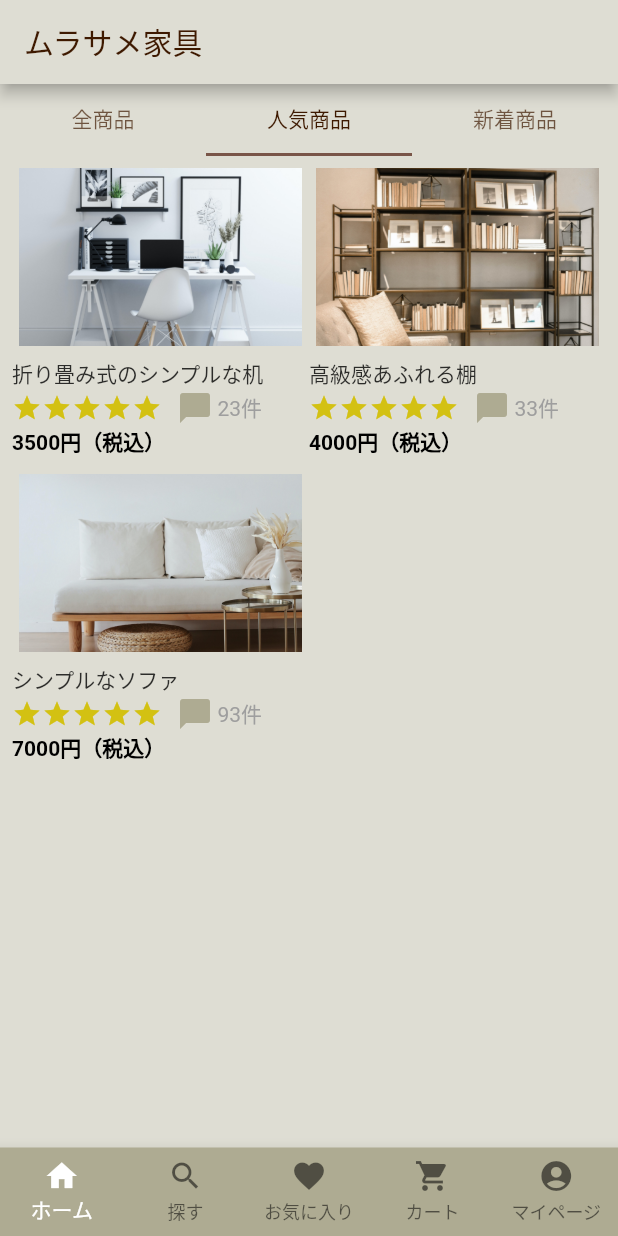
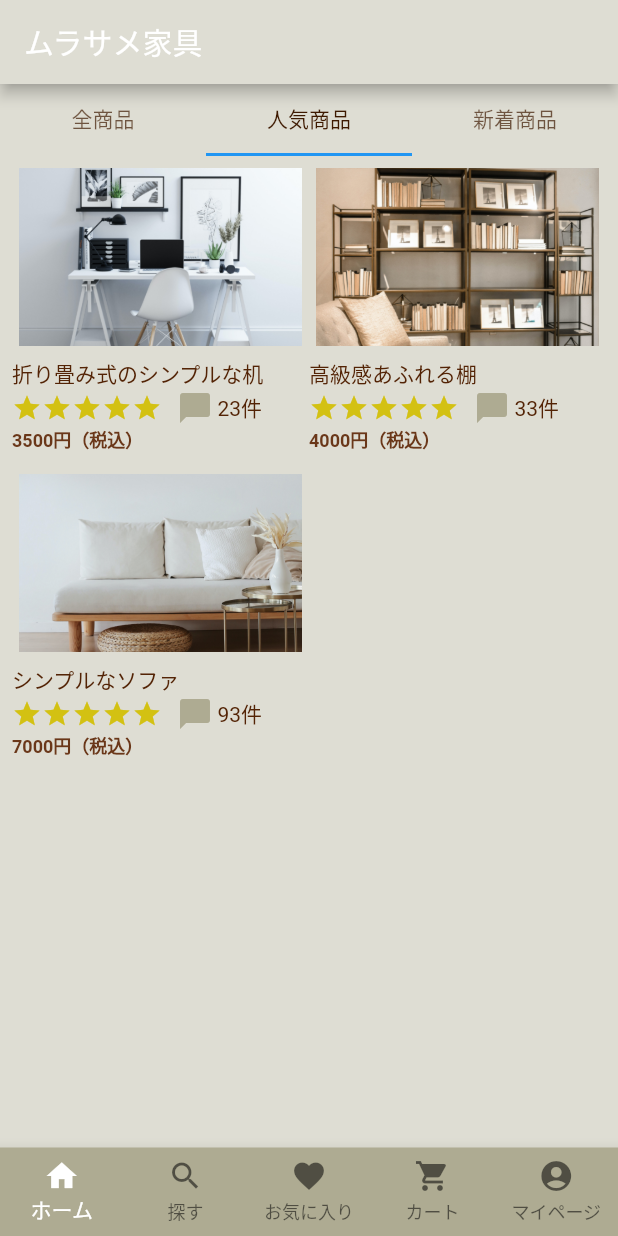
Before and after one commit to soundring/murasame-ec, a Flutter app: the screen it shows after launch, tab 2 chosen, on a phone screen of 412 x 824 dp. Run offline on Flutter 3.47's test engine with Material 2 defaults, Android fonts, the light colour scheme and no system bars; drawn by our look-alikes of flutter_rating_bar; our stand-ins replace flutter_hooks, flutter_riverpod, freezed_annotation, hooks_riverpod, state_notifier.

Commit message:
:new:ライトテーマのデータを作成し反映

```diff
--- a/lib/app.dart
+++ b/lib/app.dart
@@ -1,23 +1,19 @@
 import 'package:flutter/material.dart';
 import 'package:murasame_ec/home/pages/home_page.dart';
+import 'package:murasame_ec/material/theme.dart';
 
 class App extends StatelessWidget {
   const App({Key? key}) : super(key: key);
 
   @override
   Widget build(BuildContext context) {
+    final lightTheme = CustomThemeData.lightThemeData();
+    final darkTheme = CustomThemeData.darkThemeData();
+
     return MaterialApp(
       home: HomePage(),
-      theme: ThemeData(
-        primaryTextTheme: const TextTheme(
-          headline6: TextStyle(
-            color: Color(0xff3E1900),
-          ),
-        ),
-        tabBarTheme: const TabBarTheme(
-          labelColor: Color(0xff3E1900),
-        ),
-      ),
+      theme: lightTheme,
+      darkTheme: darkTheme,
     );
   }
 }
--- a/lib/home/pages/home_page.dart
+++ b/lib/home/pages/home_page.dart
@@ -47,13 +47,9 @@
     return Scaffold(
       appBar: AppBar(
         title: const Text('ムラサメ家具'),
-        backgroundColor: const Color(0xffdeddd3),
       ),
-      backgroundColor: const Color(0xffdeddd3),
       body: _pageList[_selectedIndex],
       bottomNavigationBar: BottomNavigationBar(
-          backgroundColor: const Color(0xffAEAB92),
-          selectedItemColor: Colors.white,
           items: _bottomNavigationBarItem,
           currentIndex: _selectedIndex,
           type: BottomNavigationBarType.fixed,
--- /dev/null
+++ b/lib/material/theme.dart
@@ -0,0 +1,41 @@
+import 'package:flutter/material.dart';
+
+class CustomThemeData {
+  static ThemeData lightThemeData() {
+    final theme = ThemeData.light().copyWith(
+      appBarTheme: const AppBarTheme(
+        backgroundColor: Color(0xffdeddd3),
+      ),
+      scaffoldBackgroundColor: const Color(0xffdeddd3),
+      bottomNavigationBarTheme: const BottomNavigationBarThemeData(
+        backgroundColor: Color(0xffAEAB92),
+        selectedItemColor: Colors.white,
+      ),
+      textTheme: const TextTheme(
+          bodyText2: TextStyle(
+            color: Color(0xff532305),
+          ),
+          caption: TextStyle(
+            color: Color(0xff6a3719),
+            fontWeight: FontWeight.bold,
+          )),
+      primaryTextTheme: const TextTheme(
+        headline6: TextStyle(
+          color: Color(0xff3E1900),
+        ),
+      ),
+      tabBarTheme: const TabBarTheme(
+        labelColor: Color(0xff3E1900),
+      ),
+      indicatorColor: Colors.brown,
+    );
+
+    return theme;
+  }
+
+  static ThemeData darkThemeData() {
+    final theme = ThemeData.dark().copyWith();
+
+    return theme;
+  }
+}
--- a/lib/product/pages/product_page.dart
+++ b/lib/product/pages/product_page.dart
@@ -27,7 +27,6 @@
       children: <Widget>[
         TabBar(
           controller: _tabController,
-          indicatorColor: Colors.brown,
           tabs: const <Tab>[
             Tab(text: '全商品'),
             Tab(text: '人気商品'),
--- a/lib/product/widgets/product_list_tile_widget.dart
+++ b/lib/product/widgets/product_list_tile_widget.dart
@@ -27,7 +27,6 @@
               child: Text(
                 product.name,
                 overflow: TextOverflow.ellipsis,
-                style: TextStyle(color: Colors.black.withOpacity(0.8)),
               ),
             ),
             Row(
@@ -54,9 +53,6 @@
                 const SizedBox(width: 3),
                 Text(
                   '${product.review_count}件',
-                  style: const TextStyle(
-                    color: Colors.grey,
-                  ),
                 )
               ],
             ),
@@ -64,10 +60,7 @@
               alignment: Alignment.topLeft,
               child: Text(
                 '${product.price}円（税込）',
-                style: const TextStyle(
-                  color: Colors.black,
-                  fontWeight: FontWeight.bold,
-                ),
+                style: Theme.of(context).textTheme.caption,
               ),
             ),
           ],
```
